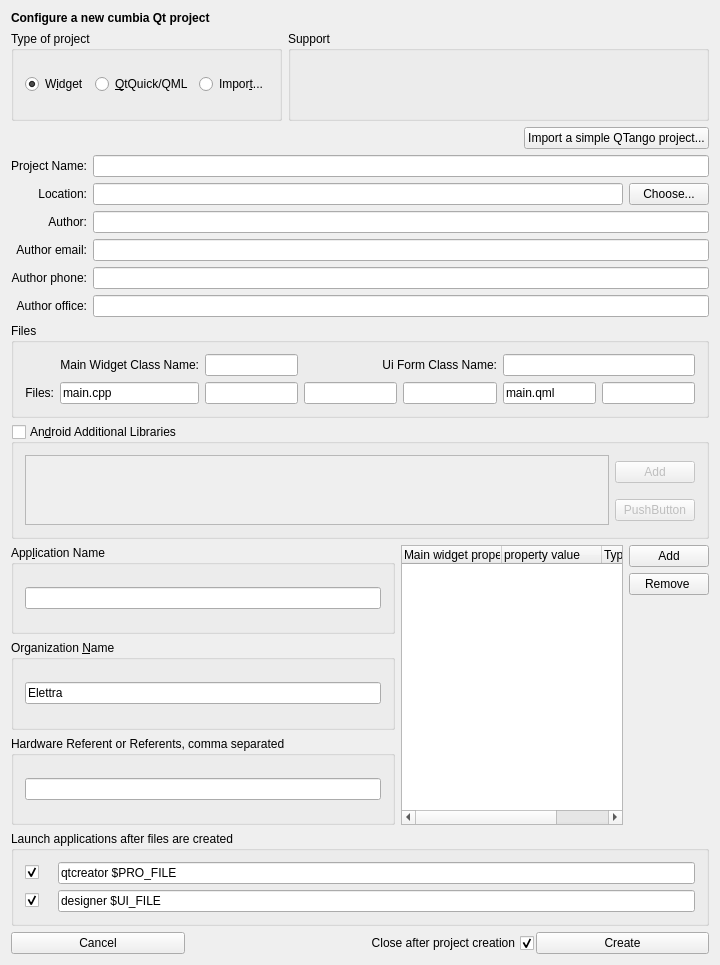
ELETTRA-SincrotroneTrieste/cumbia-libs, file qumbia-apps/qumbiaprojectwizard/qumbiaprojectwizard.ui: the form before one commit.
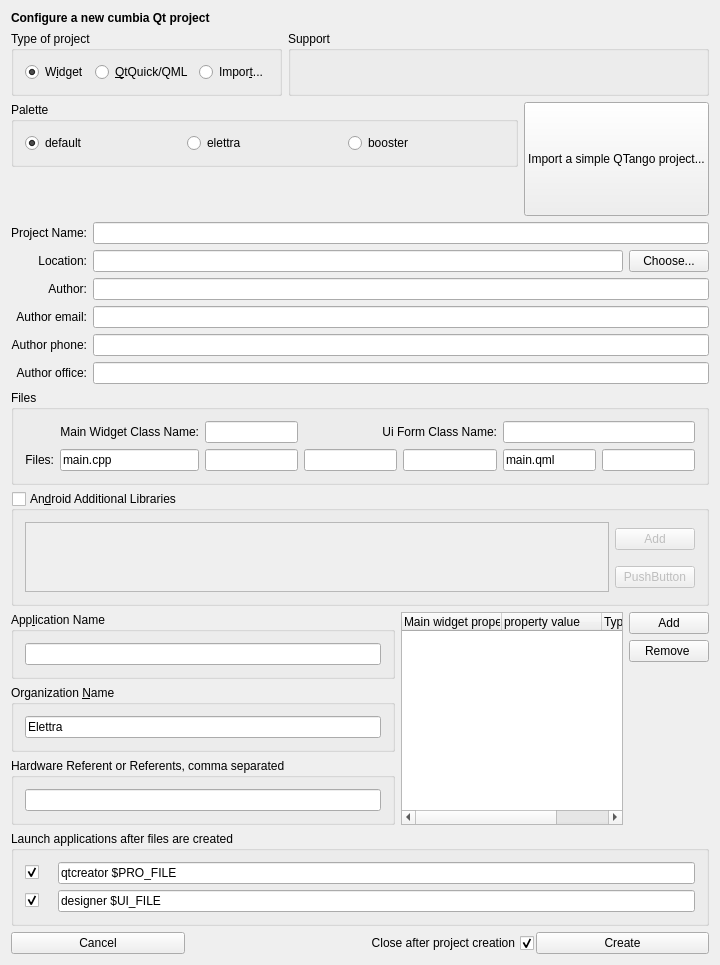
The form after the commit.

Commit message: support for application palettes: booster and elettra

```diff
--- a/qumbia-apps/qumbiaprojectwizard/qumbiaprojectwizard.ui
+++ b/qumbia-apps/qumbiaprojectwizard/qumbiaprojectwizard.ui
@@ -600,13 +600,6 @@
      </item>
     </layout>
    </item>
-   <item row="2" column="6">
-    <widget class="QPushButton" name="pbImport">
-     <property name="text">
-      <string>Import a simple QTango project...</string>
-     </property>
-    </widget>
-   </item>
    <item row="14" column="0" colspan="5">
     <widget class="QGroupBox" name="groupBox_5">
      <property name="title">
@@ -667,6 +660,52 @@
      </layout>
     </widget>
    </item>
+   <item row="2" column="0" colspan="6">
+    <widget class="QGroupBox" name="gbPalette">
+     <property name="title">
+      <string>Palette</string>
+     </property>
+     <layout class="QHBoxLayout" name="horizontalLayout_7">
+      <item>
+       <widget class="QRadioButton" name="rbPaletteDefault">
+        <property name="text">
+         <string>default</string>
+        </property>
+        <property name="checked">
+         <bool>true</bool>
+        </property>
+       </widget>
+      </item>
+      <item>
+       <widget class="QRadioButton" name="rbPaletteElettra">
+        <property name="text">
+         <string>elettra</string>
+        </property>
+       </widget>
+      </item>
+      <item>
+       <widget class="QRadioButton" name="rbPaletteBooster">
+        <property name="text">
+         <string>booster</string>
+        </property>
+       </widget>
+      </item>
+     </layout>
+    </widget>
+   </item>
+   <item row="2" column="6" rowspan="2">
+    <widget class="QPushButton" name="pbImport">
+     <property name="sizePolicy">
+      <sizepolicy hsizetype="Minimum" vsizetype="Preferred">
+       <horstretch>0</horstretch>
+       <verstretch>0</verstretch>
+      </sizepolicy>
+     </property>
+     <property name="text">
+      <string>Import a simple QTango project...</string>
+     </property>
+    </widget>
+   </item>
   </layout>
  </widget>
  <layoutdefault spacing="6" margin="11"/>
```
The commit also changes 6 other files.
